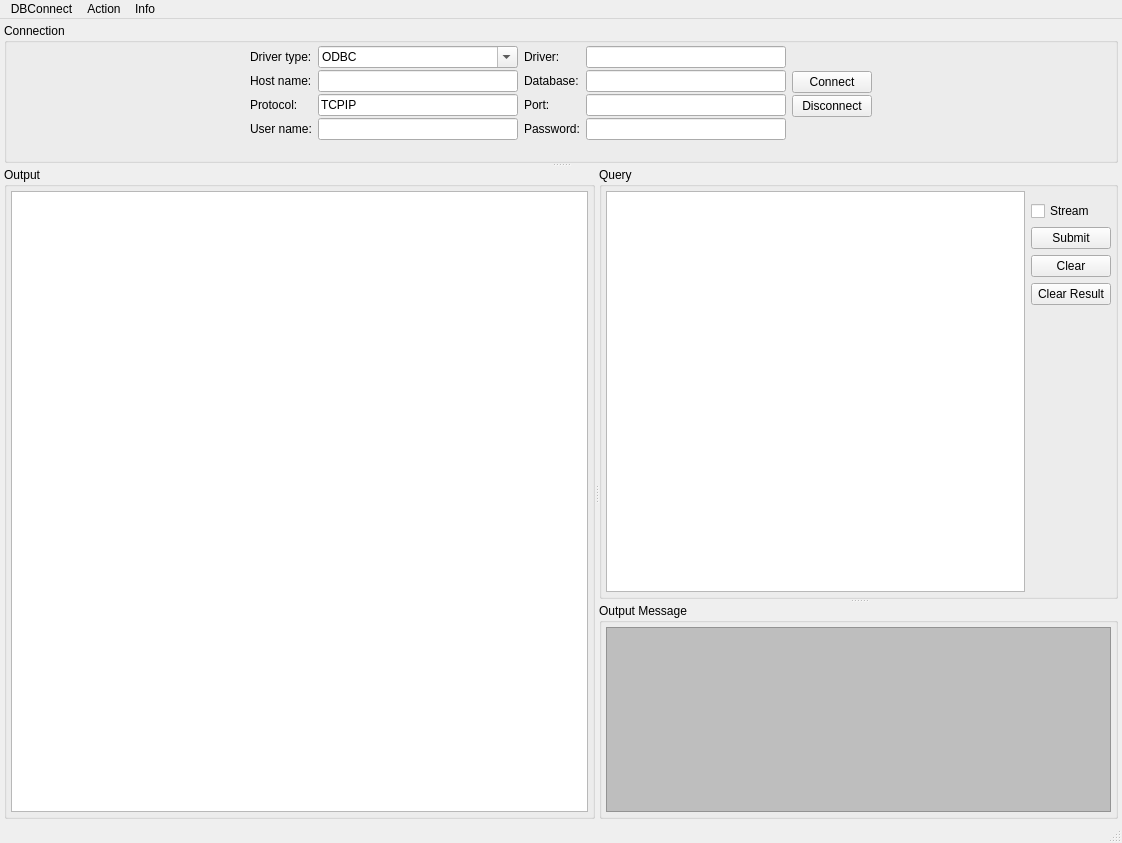
Before: the Qt Designer form src/UI/DBConnectMainWindow.ui in yxbh/DBConnect, drawn with Qt 5.
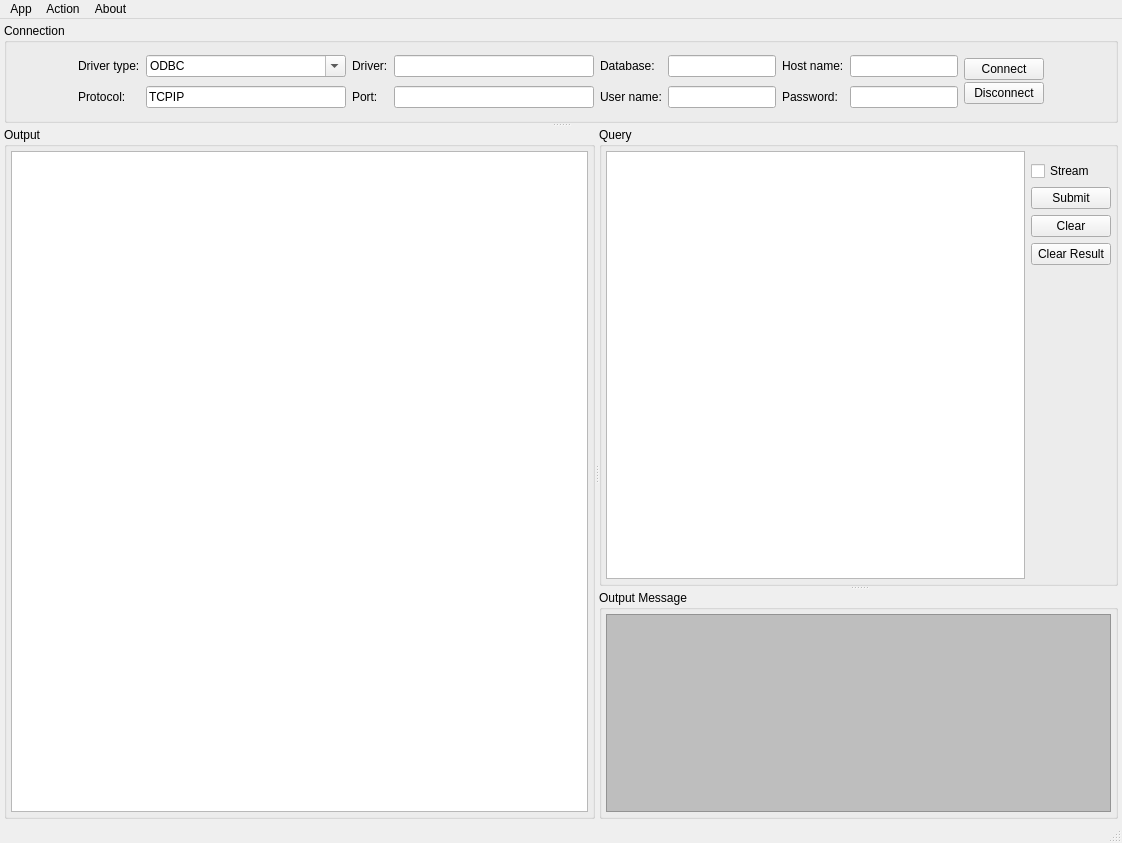
After: the same form once the commit is applied.

What changed in the file:
```diff
--- a/src/UI/DBConnectMainWindow.ui
+++ b/src/UI/DBConnectMainWindow.ui
@@ -40,7 +40,7 @@
       </property>
       <widget class="QGroupBox" name="groupBox_4">
        <property name="sizePolicy">
-        <sizepolicy hsizetype="Preferred" vsizetype="Fixed">
+        <sizepolicy hsizetype="Preferred" vsizetype="Preferred">
          <horstretch>0</horstretch>
          <verstretch>0</verstretch>
         </sizepolicy>
@@ -48,26 +48,12 @@
        <property name="maximumSize">
         <size>
          <width>16777215</width>
-         <height>140</height>
+         <height>100</height>
         </size>
        </property>
        <property name="title">
         <string>Connection</string>
        </property>
-       <layout class="QVBoxLayout" name="verticalLayout_7" stretch="0,0">
-        <property name="leftMargin">
-         <number>4</number>
-        </property>
-        <property name="topMargin">
-         <number>1</number>
-        </property>
-        <property name="rightMargin">
-         <number>4</number>
-        </property>
-        <property name="bottomMargin">
-         <number>2</number>
-        </property>
-        <item>
          <layout class="QHBoxLayout" name="horizontalLayout">
           <item>
            <spacer name="horizontalSpacer">
@@ -84,12 +70,6 @@
           </item>
           <item>
            <layout class="QGridLayout" name="gridLayout">
-            <property name="sizeConstraint">
-             <enum>QLayout::SetDefaultConstraint</enum>
-            </property>
-            <property name="verticalSpacing">
-             <number>0</number>
-            </property>
             <item row="0" column="0">
              <widget class="QLabel" name="label_DBDriverType">
               <property name="sizePolicy">
@@ -190,7 +170,39 @@
               </property>
              </widget>
             </item>
-            <item row="1" column="0">
+          <item row="0" column="4">
+           <widget class="QLabel" name="label_2">
+            <property name="sizePolicy">
+             <sizepolicy hsizetype="Preferred" vsizetype="Fixed">
+              <horstretch>0</horstretch>
+              <verstretch>0</verstretch>
+             </sizepolicy>
+            </property>
+            <property name="text">
+             <string>Database:</string>
+            </property>
+            <property name="buddy">
+             <cstring>lineEdit_DBDatabase</cstring>
+            </property>
+           </widget>
+          </item>
+          <item row="0" column="5">
+           <widget class="QLineEdit" name="lineEdit_DBDatabase">
+            <property name="sizePolicy">
+             <sizepolicy hsizetype="Preferred" vsizetype="Fixed">
+              <horstretch>0</horstretch>
+              <verstretch>0</verstretch>
+             </sizepolicy>
+            </property>
+            <property name="toolTip">
+             <string>Database/Location</string>
+            </property>
+            <property name="text">
+             <string/>
+            </property>
+           </widget>
+          </item>
+          <item row="0" column="6">
              <widget class="QLabel" name="label_7">
               <property name="sizePolicy">
                <sizepolicy hsizetype="Preferred" vsizetype="Fixed">
@@ -206,7 +218,7 @@
               </property>
              </widget>
             </item>
-            <item row="1" column="1">
+          <item row="0" column="7">
              <widget class="QLineEdit" name="lineEdit_DBHostName">
               <property name="sizePolicy">
                <sizepolicy hsizetype="Preferred" vsizetype="Fixed">
@@ -219,23 +231,7 @@
               </property>
              </widget>
             </item>
-            <item row="1" column="2">
-             <widget class="QLabel" name="label_2">
-              <property name="sizePolicy">
-               <sizepolicy hsizetype="Preferred" vsizetype="Fixed">
-                <horstretch>0</horstretch>
-                <verstretch>0</verstretch>
-               </sizepolicy>
-              </property>
-              <property name="text">
-               <string>Database:</string>
-              </property>
-              <property name="buddy">
-               <cstring>lineEdit_DBDatabase</cstring>
-              </property>
-             </widget>
-            </item>
-            <item row="2" column="0">
+          <item row="1" column="0">
              <widget class="QLabel" name="label_4">
               <property name="sizePolicy">
                <sizepolicy hsizetype="Preferred" vsizetype="Fixed">
@@ -251,7 +247,7 @@
               </property>
              </widget>
             </item>
-            <item row="2" column="1">
+          <item row="1" column="1">
              <widget class="QLineEdit" name="lineEdit_DBProtocol">
               <property name="sizePolicy">
                <sizepolicy hsizetype="Preferred" vsizetype="Fixed">
@@ -264,7 +260,7 @@
               </property>
              </widget>
             </item>
-            <item row="2" column="2">
+          <item row="1" column="2">
              <widget class="QLabel" name="label_3">
               <property name="sizePolicy">
                <sizepolicy hsizetype="Preferred" vsizetype="Fixed">
@@ -280,7 +276,7 @@
               </property>
              </widget>
             </item>
-            <item row="2" column="3">
+          <item row="1" column="3">
              <widget class="QLineEdit" name="lineEdit_DBPort">
               <property name="sizePolicy">
                <sizepolicy hsizetype="Preferred" vsizetype="Fixed">
@@ -293,7 +289,7 @@
               </property>
              </widget>
             </item>
-            <item row="3" column="0">
+          <item row="1" column="4">
              <widget class="QLabel" name="label_5">
               <property name="sizePolicy">
                <sizepolicy hsizetype="Preferred" vsizetype="Fixed">
@@ -309,7 +305,7 @@
               </property>
              </widget>
             </item>
-            <item row="3" column="1">
+          <item row="1" column="5">
              <widget class="QLineEdit" name="lineEdit_DBUsername">
               <property name="sizePolicy">
                <sizepolicy hsizetype="Preferred" vsizetype="Fixed">
@@ -322,7 +318,7 @@
               </property>
              </widget>
             </item>
-            <item row="3" column="2">
+          <item row="1" column="6">
              <widget class="QLabel" name="label_6">
               <property name="sizePolicy">
                <sizepolicy hsizetype="Preferred" vsizetype="Fixed">
@@ -338,7 +334,7 @@
               </property>
              </widget>
             </item>
-            <item row="3" column="3">
+          <item row="1" column="7">
              <widget class="QLineEdit" name="lineEdit_DBUserpassword">
               <property name="sizePolicy">
                <sizepolicy hsizetype="Preferred" vsizetype="Fixed">
@@ -363,22 +359,6 @@
               </property>
              </widget>
             </item>
-            <item row="1" column="3">
-             <widget class="QLineEdit" name="lineEdit_DBDatabase">
-              <property name="sizePolicy">
-               <sizepolicy hsizetype="Preferred" vsizetype="Fixed">
-                <horstretch>0</horstretch>
-                <verstretch>0</verstretch>
-               </sizepolicy>
-              </property>
-              <property name="toolTip">
-               <string>Database/Location</string>
-              </property>
-              <property name="text">
-               <string/>
-              </property>
-             </widget>
-            </item>
            </layout>
           </item>
           <item>
@@ -408,7 +388,7 @@
                <bool>true</bool>
               </property>
               <property name="sizePolicy">
-               <sizepolicy hsizetype="Fixed" vsizetype="Fixed">
+             <sizepolicy hsizetype="MinimumExpanding" vsizetype="Fixed">
                 <horstretch>0</horstretch>
                 <verstretch>0</verstretch>
                </sizepolicy>
@@ -421,7 +401,7 @@
             <item>
              <widget class="QPushButton" name="pushButton_DisconnectDB">
               <property name="sizePolicy">
-               <sizepolicy hsizetype="Fixed" vsizetype="Fixed">
+             <sizepolicy hsizetype="MinimumExpanding" vsizetype="Fixed">
                 <horstretch>0</horstretch>
                 <verstretch>0</verstretch>
                </sizepolicy>
@@ -460,21 +440,6 @@
            </spacer>
           </item>
          </layout>
-        </item>
-        <item>
-         <spacer name="verticalSpacer_5">
-          <property name="orientation">
-           <enum>Qt::Vertical</enum>
-          </property>
-          <property name="sizeHint" stdset="0">
-           <size>
-            <width>20</width>
-            <height>40</height>
-           </size>
-          </property>
-         </spacer>
-        </item>
-       </layout>
       </widget>
       <widget class="QSplitter" name="splitter_2">
        <property name="orientation">
@@ -737,12 +702,12 @@
      <x>0</x>
      <y>0</y>
      <width>1122</width>
-     <height>21</height>
+     <height>22</height>
     </rect>
    </property>
    <widget class="QMenu" name="menuInfo">
     <property name="title">
-     <string>Info</string>
+     <string>About</string>
     </property>
     <addaction name="action_About"/>
     <addaction name="action_ChangeLogs"/>
@@ -755,7 +720,7 @@
    </widget>
    <widget class="QMenu" name="menuDBConnectMainWindow">
     <property name="title">
-     <string>DBConnect</string>
+     <string>App</string>
     </property>
     <addaction name="action_ShowConnectionPanel"/>
     <addaction name="separator"/>
```
Left out of the diff: 10 changed lines with no effect on the pictures. Lines whose indentation alone changed are shown as unchanged.
